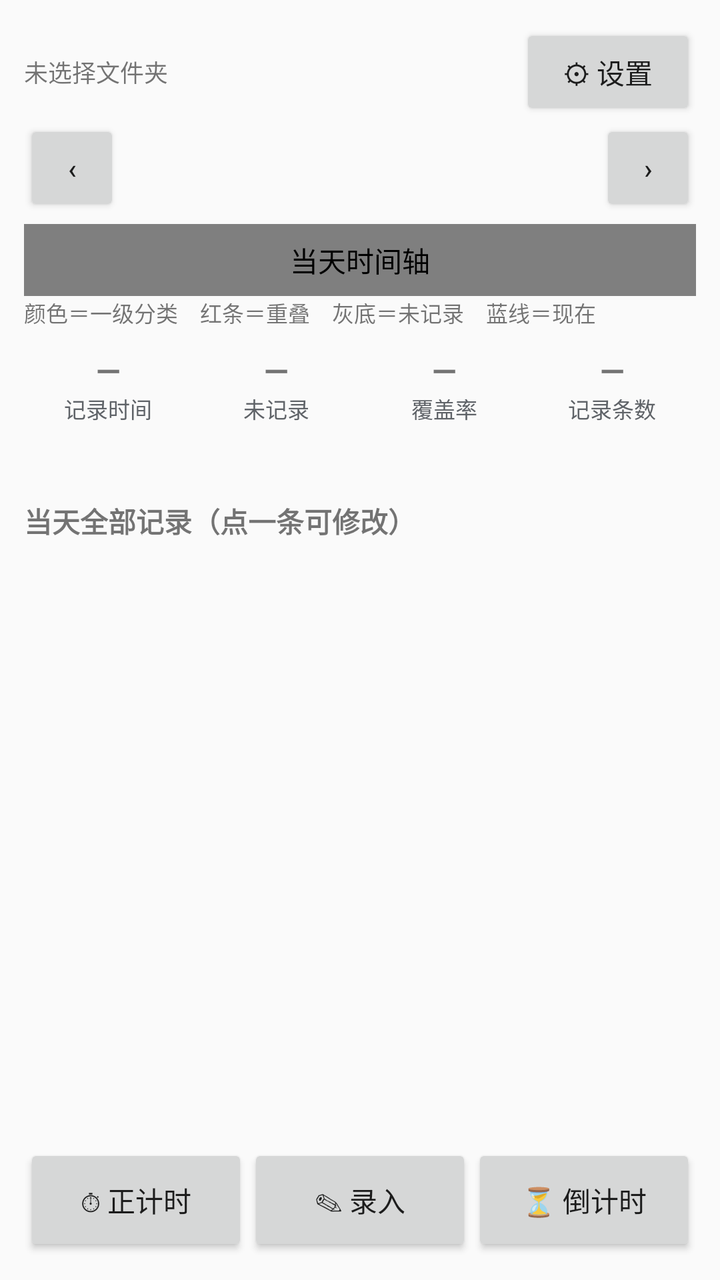
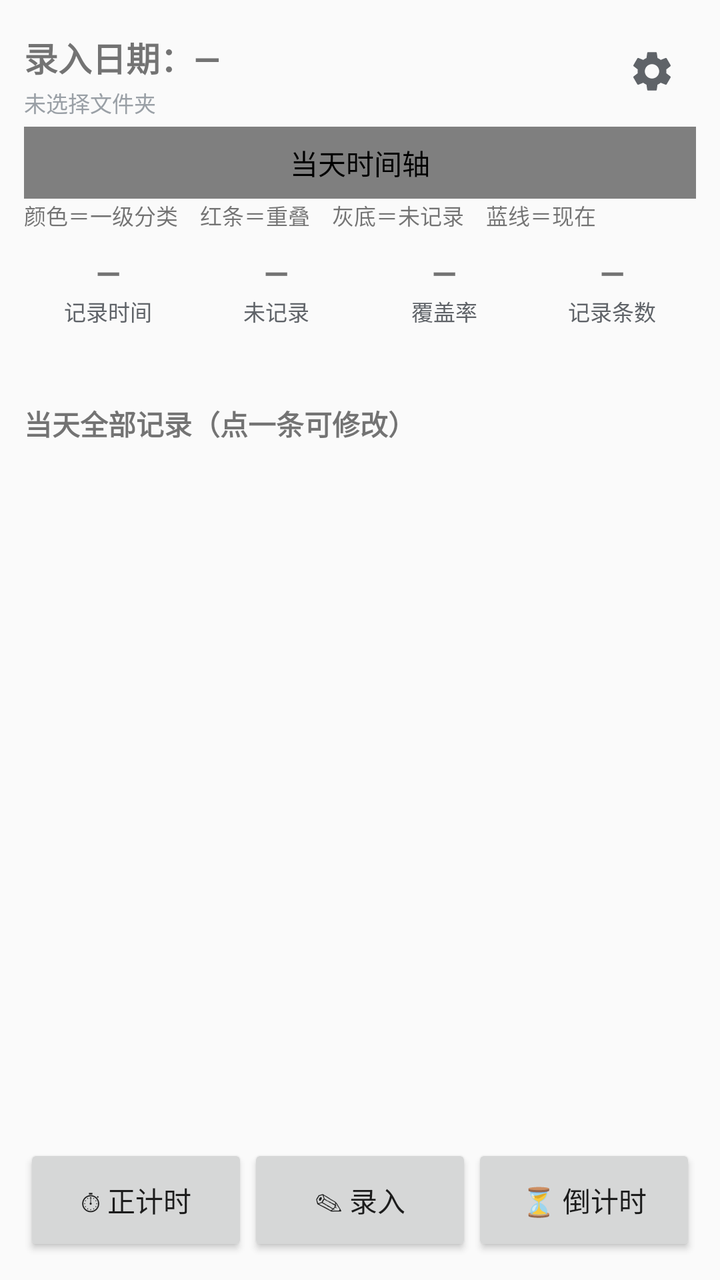

Before-and-after screenshots of an Android layout around one commit, followed by the original layout XML and the change that was made.
<!-- AndroidManifest.xml: application theme AppTheme -->
<!-- res/layout/activity_main.xml -->
<?xml version="1.0" encoding="utf-8"?>
<FrameLayout xmlns:android="http://schemas.android.com/apk/res/android"
    android:layout_width="match_parent"
    android:layout_height="match_parent">

    
    <LinearLayout
        android:layout_width="match_parent"
        android:layout_height="match_parent"
        android:orientation="vertical"
        android:padding="12dp">

        
        <LinearLayout
            android:layout_width="match_parent"
            android:layout_height="wrap_content"
            android:gravity="center_vertical"
            android:orientation="horizontal">

            <TextView
                android:id="@+id/tvFolder"
                android:layout_width="0dp"
                android:layout_height="wrap_content"
                android:layout_weight="1"
                android:paddingTop="4dp"
                android:paddingBottom="4dp"
                android:text="未选择文件夹"
                android:textSize="12sp" />

            <Button
                android:id="@+id/btnSettings"
                android:layout_width="wrap_content"
                android:layout_height="wrap_content"
                android:text="⚙ 设置" />
        </LinearLayout>

        <ScrollView
            android:layout_width="match_parent"
            android:layout_height="0dp"
            android:layout_weight="1"
            android:fillViewport="true">

            <LinearLayout
                android:layout_width="match_parent"
                android:layout_height="wrap_content"
                android:orientation="vertical">

                <LinearLayout
                    android:layout_width="match_parent"
                    android:layout_height="wrap_content"
                    android:orientation="horizontal">

                    <Button
                        android:id="@+id/btnPrevDay"
                        android:layout_width="48dp"
                        android:layout_height="wrap_content"
                        android:text="‹" />

                    <TextView
                        android:id="@+id/tvStatsDate"
                        android:layout_width="0dp"
                        android:layout_height="wrap_content"
                        android:layout_weight="1"
                        android:gravity="center"
                        android:textSize="17sp"
                        android:textStyle="bold" />

                    <Button
                        android:id="@+id/btnNextDay"
                        android:layout_width="48dp"
                        android:layout_height="wrap_content"
                        android:text="›" />
                </LinearLayout>

                
                
                <com.example.timelog.ui.TimelineView
                    android:id="@+id/timeline"
                    android:layout_width="match_parent"
                    android:layout_height="36dp"
                    android:layout_marginTop="4dp"
                    android:contentDescription="当天时间轴" />

                <TextView
                    android:id="@+id/tvTimelineLegend"
                    android:layout_width="match_parent"
                    android:layout_height="wrap_content"
                    android:paddingBottom="2dp"
                    android:text="颜色＝一级分类　红条＝重叠　灰底＝未记录　蓝线＝现在"
                    android:textSize="11sp" />

                
                <LinearLayout
                    android:layout_width="match_parent"
                    android:layout_height="wrap_content"
                    android:layout_marginTop="8dp"
                    android:baselineAligned="false"
                    android:orientation="horizontal">

                    <LinearLayout
                        android:layout_width="0dp"
                        android:layout_height="wrap_content"
                        android:layout_weight="1"
                        android:orientation="vertical">

                        <TextView
                            android:id="@+id/tvStatRecord"
                            android:layout_width="match_parent"
                            android:layout_height="wrap_content"
                            android:gravity="center"
                            android:text="—"
                            android:textSize="16sp"
                            android:textStyle="bold" />

                        <TextView
                            android:layout_width="match_parent"
                            android:layout_height="wrap_content"
                            android:gravity="center"
                            android:text="记录时间"
                            android:textColor="#5F6368"
                            android:textSize="11sp" />
                    </LinearLayout>

                    <LinearLayout
                        android:layout_width="0dp"
                        android:layout_height="wrap_content"
                        android:layout_weight="1"
                        android:orientation="vertical">

                        <TextView
                            android:id="@+id/tvStatUnrecorded"
                            android:layout_width="match_parent"
                            android:layout_height="wrap_content"
                            android:gravity="center"
                            android:text="—"
                            android:textSize="16sp"
                            android:textStyle="bold" />

                        <TextView
                            android:layout_width="match_parent"
                            android:layout_height="wrap_content"
                            android:gravity="center"
                            android:text="未记录"
                            android:textColor="#5F6368"
                            android:textSize="11sp" />
                    </LinearLayout>

                    <LinearLayout
                        android:layout_width="0dp"
                        android:layout_height="wrap_content"
                        android:layout_weight="1"
                        android:orientation="vertical">

                        <TextView
                            android:id="@+id/tvStatCoverage"
                            android:layout_width="match_parent"
                            android:layout_height="wrap_content"
                            android:gravity="center"
                            android:text="—"
                            android:textSize="16sp"
                            android:textStyle="bold" />

                        <TextView
                            android:layout_width="match_parent"
                            android:layout_height="wrap_content"
                            android:gravity="center"
                            android:text="覆盖率"
                            android:textColor="#5F6368"
                            android:textSize="11sp" />
                    </LinearLayout>

                    <LinearLayout
                        android:layout_width="0dp"
                        android:layout_height="wrap_content"
                        android:layout_weight="1"
                        android:orientation="vertical">

                        <TextView
                            android:id="@+id/tvStatCount"
                            android:layout_width="match_parent"
                            android:layout_height="wrap_content"
                            android:gravity="center"
                            android:text="—"
                            android:textSize="16sp"
                            android:textStyle="bold" />

                        <TextView
                            android:layout_width="match_parent"
                            android:layout_height="wrap_content"
                            android:gravity="center"
                            android:text="记录条数"
                            android:textColor="#5F6368"
                            android:textSize="11sp" />
                    </LinearLayout>
                </LinearLayout>

                
                <TextView
                    android:id="@+id/tvLevel1"
                    android:layout_width="match_parent"
                    android:layout_height="wrap_content"
                    android:paddingTop="8dp"
                    android:text=""
                    android:textIsSelectable="true"
                    android:textSize="13sp" />

                
                <TextView
                    android:id="@+id/tvWarnings"
                    android:layout_width="match_parent"
                    android:layout_height="wrap_content"
                    android:paddingTop="6dp"
                    android:visibility="gone"
                    android:textIsSelectable="true"
                    android:textSize="12sp" />

                <TextView
                    android:id="@+id/tvRecordsTitle"
                    android:layout_width="match_parent"
                    android:layout_height="wrap_content"
                    android:paddingTop="12dp"
                    android:text="当天全部记录（点一条可修改）"
                    android:textSize="14sp"
                    android:textStyle="bold" />

                
                <LinearLayout
                    android:id="@+id/recordsContainer"
                    android:layout_width="match_parent"
                    android:layout_height="wrap_content"
                    android:orientation="vertical"
                    android:paddingTop="4dp" />

                <TextView
                    android:id="@+id/tvCheckTitle"
                    android:layout_width="match_parent"
                    android:layout_height="wrap_content"
                    android:paddingTop="14dp"
                    android:text="重叠校验"
                    android:textSize="14sp"
                    android:textStyle="bold"
                    android:visibility="gone" />

                <TextView
                    android:id="@+id/tvCheck"
                    android:layout_width="match_parent"
                    android:layout_height="wrap_content"
                    android:paddingTop="4dp"
                    android:text=""
                    android:textIsSelectable="true"
                    android:textSize="13sp"
                    android:visibility="gone" />
            </LinearLayout>
        </ScrollView>

        
        <LinearLayout
            android:layout_width="match_parent"
            android:layout_height="wrap_content"
            android:orientation="horizontal"
            android:paddingTop="8dp">

            <Button
                android:id="@+id/btnStopwatch"
                android:layout_width="0dp"
                android:layout_height="56dp"
                android:layout_weight="1"
                android:text="⏱ 正计时" />

            <Button
                android:id="@+id/btnInput"
                android:layout_width="0dp"
                android:layout_height="56dp"
                android:layout_weight="1"
                android:text="✎ 录入" />

            <Button
                android:id="@+id/btnCountdown"
                android:layout_width="0dp"
                android:layout_height="56dp"
                android:layout_weight="1"
                android:text="⏳ 倒计时" />
        </LinearLayout>
    </LinearLayout>

    
    <View
        android:id="@+id/sheetDim"
        android:layout_width="match_parent"
        android:layout_height="match_parent"
        android:background="#66000000"
        android:visibility="gone" />

    <LinearLayout
        android:id="@+id/inputSheet"
        android:layout_width="match_parent"
        android:layout_height="wrap_content"
        android:layout_gravity="bottom"
        android:background="#FFFFFFFF"
        android:orientation="vertical"
        android:visibility="gone">

        
        <LinearLayout
            android:id="@+id/sheetHandle"
            android:layout_width="match_parent"
            android:layout_height="44dp"
            android:gravity="center_vertical"
            android:orientation="horizontal">

            <TextView
                android:id="@+id/tvSheetTitle"
                android:layout_width="0dp"
                android:layout_height="wrap_content"
                android:layout_weight="1"
                android:paddingStart="16dp"
                android:text="录入（下滑或点 × 收起）"
                android:textSize="13sp"
                android:textStyle="bold" />

            <Button
                android:id="@+id/btnHideSheet"
                android:layout_width="56dp"
                android:layout_height="wrap_content"
                android:text="×" />
        </LinearLayout>

        <ScrollView
            android:id="@+id/sheetScroll"
            android:layout_width="match_parent"
            android:layout_height="0dp"
            android:layout_weight="1"
            android:fillViewport="true">

            <LinearLayout
                android:layout_width="match_parent"
                android:layout_height="wrap_content"
                android:orientation="vertical"
                android:paddingStart="16dp"
                android:paddingEnd="16dp"
                android:paddingBottom="16dp">

                <LinearLayout
                    android:layout_width="match_parent"
                    android:layout_height="wrap_content"
                    android:orientation="horizontal">

                    <EditText
                        android:id="@+id/etDate"
                        android:layout_width="0dp"
                        android:layout_height="wrap_content"
                        android:layout_weight="1"
                        android:hint="日期 YYYY-MM-DD"
                        android:inputType="date" />

                    <Button
                        android:id="@+id/btnToday"
                        android:layout_width="wrap_content"
                        android:layout_height="wrap_content"
                        android:text="今天" />

                    <Button
                        android:id="@+id/btnGoDate"
                        android:layout_width="wrap_content"
                        android:layout_height="wrap_content"
                        android:text="查看" />
                </LinearLayout>

                <LinearLayout
                    android:layout_width="match_parent"
                    android:layout_height="wrap_content"
                    android:orientation="horizontal">

                    <EditText
                        android:id="@+id/etStart"
                        android:layout_width="0dp"
                        android:layout_height="wrap_content"
                        android:layout_weight="1"
                        android:hint="开始 09:00"
                        android:inputType="time" />

                    <Button
                        android:id="@+id/btnNowStart"
                        android:layout_width="wrap_content"
                        android:layout_height="wrap_content"
                        android:text="现在" />

                    <EditText
                        android:id="@+id/etEnd"
                        android:layout_width="0dp"
                        android:layout_height="wrap_content"
                        android:layout_weight="1"
                        android:hint="结束 10:30"
                        android:inputType="time" />

                    <Button
                        android:id="@+id/btnNowEnd"
                        android:layout_width="wrap_content"
                        android:layout_height="wrap_content"
                        android:text="现在" />
                </LinearLayout>

                
                <LinearLayout
                    android:layout_width="match_parent"
                    android:layout_height="wrap_content"
                    android:orientation="horizontal">

                    <Button
                        android:id="@+id/btnRoundStart"
                        android:layout_width="0dp"
                        android:layout_height="wrap_content"
                        android:layout_weight="1"
                        android:text="开始整点"
                        android:textSize="11sp" />

                    <Button
                        android:id="@+id/btnRoundEnd"
                        android:layout_width="0dp"
                        android:layout_height="wrap_content"
                        android:layout_weight="1"
                        android:text="结束整点"
                        android:textSize="11sp" />

                    <Button
                        android:id="@+id/btnHalfEnd"
                        android:layout_width="0dp"
                        android:layout_height="wrap_content"
                        android:layout_weight="1"
                        android:text="结束半点"
                        android:textSize="11sp" />

                    <Button
                        android:id="@+id/btnClearTime"
                        android:layout_width="0dp"
                        android:layout_height="wrap_content"
                        android:layout_weight="1"
                        android:text="清空"
                        android:textSize="11sp" />
                </LinearLayout>

                <EditText
                    android:id="@+id/etL1"
                    android:layout_width="match_parent"
                    android:layout_height="wrap_content"
                    android:hint="一级分类（如 家务）"
                    android:inputType="text" />

                <HorizontalScrollView
                    android:layout_width="match_parent"
                    android:layout_height="wrap_content"
                    android:scrollbars="none">

                    <LinearLayout
                        android:id="@+id/l1CandidatesRow"
                        android:layout_width="wrap_content"
                        android:layout_height="wrap_content"
                        android:orientation="horizontal" />
                </HorizontalScrollView>

                <EditText
                    android:id="@+id/etL2"
                    android:layout_width="match_parent"
                    android:layout_height="wrap_content"
                    android:hint="二级分类（如 做饭，可留空）"
                    android:inputType="text" />

                <HorizontalScrollView
                    android:layout_width="match_parent"
                    android:layout_height="wrap_content"
                    android:scrollbars="none">

                    <LinearLayout
                        android:id="@+id/l2CandidatesRow"
                        android:layout_width="wrap_content"
                        android:layout_height="wrap_content"
                        android:orientation="horizontal" />
                </HorizontalScrollView>

                <EditText
                    android:id="@+id/etTitle"
                    android:layout_width="match_parent"
                    android:layout_height="wrap_content"
                    android:hint="事项（如 早餐，可留空）"
                    android:inputType="text" />

                <EditText
                    android:id="@+id/etLinks"
                    android:layout_width="match_parent"
                    android:layout_height="wrap_content"
                    android:hint="双链（空格分隔，如 地点 张老师）"
                    android:inputType="text" />

                <HorizontalScrollView
                    android:layout_width="match_parent"
                    android:layout_height="wrap_content"
                    android:scrollbars="none">

                    <LinearLayout
                        android:id="@+id/linkCandidatesRow"
                        android:layout_width="wrap_content"
                        android:layout_height="wrap_content"
                        android:orientation="horizontal" />
                </HorizontalScrollView>

                <EditText
                    android:id="@+id/etNote"
                    android:layout_width="match_parent"
                    android:layout_height="wrap_content"
                    android:hint="备注（可留空）"
                    android:inputType="textMultiLine"
                    android:maxLines="2" />

                <Button
                    android:id="@+id/btnSave"
                    android:layout_width="match_parent"
                    android:layout_height="wrap_content"
                    android:text="校验并追加到当天 md" />

                
                <Button
                    android:id="@+id/btnSheetDelete"
                    android:layout_width="match_parent"
                    android:layout_height="wrap_content"
                    android:text="删除这条记录"
                    android:textColor="#C5221F"
                    android:visibility="gone" />

                <CheckBox
                    android:id="@+id/cbContinue"
                    android:layout_width="match_parent"
                    android:layout_height="wrap_content"
                    android:text="保存后继续录下一段（开始时间接上一段）"
                    android:textSize="12sp" />

                <TextView
                    android:id="@+id/tvPreview"
                    android:layout_width="match_parent"
                    android:layout_height="wrap_content"
                    android:paddingTop="6dp"
                    android:text="预览会显示在这里"
                    android:textIsSelectable="true"
                    android:textSize="12sp"
                    android:typeface="monospace" />
            </LinearLayout>
        </ScrollView>
    </LinearLayout>
</FrameLayout>
<!-- resources referenced by this layout -->
<resources>
  <style name="AppTheme" parent="Theme.AppCompat.Light.NoActionBar">
          <item name="colorPrimary">#185FA5</item>
          <item name="colorPrimaryDark">#0C447C</item>
          <item name="colorAccent">#185FA5</item>
      </style>
</resources>

<!-- the commit's change to res/layout/activity_main.xml (unified diff, before → after) -->
@@ -17,60 +17,60 @@
             android:gravity="center_vertical"
             android:orientation="horizontal">
 
-            <TextView
-                android:id="@+id/tvFolder"
+            <LinearLayout
                 android:layout_width="0dp"
                 android:layout_height="wrap_content"
                 android:layout_weight="1"
-                android:paddingTop="4dp"
-                android:paddingBottom="4dp"
-                android:text="未选择文件夹"
-                android:textSize="12sp" />
-
-            <Button
+                android:orientation="vertical">
+
+                <TextView
+                    android:id="@+id/tvStatsDate"
+                    android:layout_width="wrap_content"
+                    android:layout_height="wrap_content"
+                    android:background="?attr/selectableItemBackground"
+                    android:clickable="true"
+                    android:focusable="true"
+                    android:paddingTop="4dp"
+                    android:paddingEnd="8dp"
+                    android:paddingBottom="2dp"
+                    android:text="录入日期：—"
+                    android:textSize="17sp"
+                    android:textStyle="bold" />
+
+                <TextView
+                    android:id="@+id/tvFolder"
+                    android:layout_width="match_parent"
+                    android:layout_height="wrap_content"
+                    android:ellipsize="end"
+                    android:maxLines="1"
+                    android:text="未选择文件夹"
+                    android:textColor="#9AA0A6"
+                    android:textSize="11sp" />
+            </LinearLayout>
+
+            <ImageButton
                 android:id="@+id/btnSettings"
-                android:layout_width="wrap_content"
-                android:layout_height="wrap_content"
-                android:text="⚙ 设置" />
+                android:layout_width="44dp"
+                android:layout_height="44dp"
+                android:background="?attr/selectableItemBackgroundBorderless"
+                android:contentDescription="设置"
+                android:padding="10dp"
+                android:src="@drawable/ic_settings" />
         </LinearLayout>
 
         <ScrollView
+            android:id="@+id/contentScroll"
             android:layout_width="match_parent"
             android:layout_height="0dp"
             android:layout_weight="1"
             android:fillViewport="true">
 
+            
             <LinearLayout
+                android:id="@+id/contentRoot"
                 android:layout_width="match_parent"
                 android:layout_height="wrap_content"
                 android:orientation="vertical">
-
-                <LinearLayout
-                    android:layout_width="match_parent"
-                    android:layout_height="wrap_content"
-                    android:orientation="horizontal">
-
-                    <Button
-                        android:id="@+id/btnPrevDay"
-                        android:layout_width="48dp"
-                        android:layout_height="wrap_content"
-                        android:text="‹" />
-
-                    <TextView
-                        android:id="@+id/tvStatsDate"
-                        android:layout_width="0dp"
-                        android:layout_height="wrap_content"
-                        android:layout_weight="1"
-                        android:gravity="center"
-                        android:textSize="17sp"
-                        android:textStyle="bold" />
-
-                    <Button
-                        android:id="@+id/btnNextDay"
-                        android:layout_width="48dp"
-                        android:layout_height="wrap_content"
-                        android:text="›" />
-                </LinearLayout>
 
                 
                 
<!-- resource entries referenced after the edit -->
@@ -1,5 +1,16 @@
 <!-- resources referenced by this layout -->
 <resources>
+  <!-- drawable ic_settings (drawable) -->
+  <?xml version="1.0" encoding="utf-8"?>
+  <vector xmlns:android="http://schemas.android.com/apk/res/android"
+      android:width="24dp"
+      android:height="24dp"
+      android:viewportWidth="24"
+      android:viewportHeight="24">
+      <path
+          android:fillColor="#5F6368"
+          android:pathData="M19.14,12.94c0.04,-0.3 0.06,-0.61 0.06,-0.94c0,-0.32 -0.02,-0.64 -0.07,-0.94l2.03,-1.58c0.18,-0.14 0.23,-0.41 0.12,-0.61l-1.92,-3.32c-0.12,-0.22 -0.37,-0.29 -0.59,-0.22l-2.39,0.96c-0.5,-0.38 -1.03,-0.7 -1.62,-0.94L14.4,2.81c-0.04,-0.24 -0.24,-0.41 -0.48,-0.41h-3.84c-0.24,0 -0.43,0.17 -0.47,0.41L9.25,5.35C8.66,5.59 8.12,5.92 7.63,6.29L5.24,5.33c-0.22,-0.08 -0.47,0 -0.59,0.22L2.74,8.87C2.62,9.08 2.66,9.34 2.86,9.48l2.03,1.58C4.84,11.36 4.8,11.69 4.8,12s0.02,0.64 0.07,0.94l-2.03,1.58c-0.18,0.14 -0.23,0.41 -0.12,0.61l1.92,3.32c0.12,0.22 0.37,0.29 0.59,0.22l2.39,-0.96c0.5,0.38 1.03,0.7 1.62,0.94l0.36,2.54c0.05,0.24 0.24,0.41 0.48,0.41h3.84c0.24,0 0.44,-0.17 0.47,-0.41l0.36,-2.54c0.59,-0.24 1.13,-0.56 1.62,-0.94l2.39,0.96c0.22,0.08 0.47,0 0.59,-0.22l1.92,-3.32c0.12,-0.22 0.07,-0.47 -0.12,-0.61L19.14,12.94zM12,15.6c-1.98,0 -3.6,-1.62 -3.6,-3.6s1.62,-3.6 3.6,-3.6s3.6,1.62 3.6,3.6S13.98,15.6 12,15.6z" />
+  </vector>
   <style name="AppTheme" parent="Theme.AppCompat.Light.NoActionBar">
           <item name="colorPrimary">#185FA5</item>
           <item name="colorPrimaryDark">#0C447C</item>
